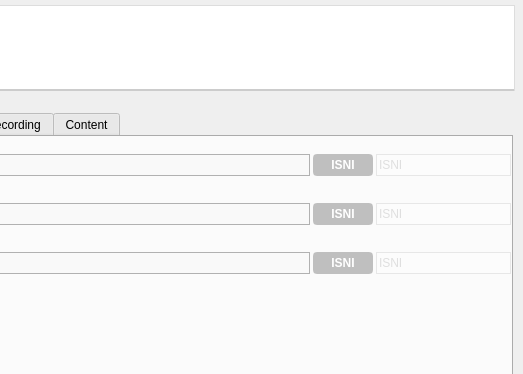
Iconoclasteinc/tgit, file resources/ui/track_page.ui: the form before one commit; both pictures show x 555 to 1078 and y 0 to 374 of the 1078 by 672 pixel window.
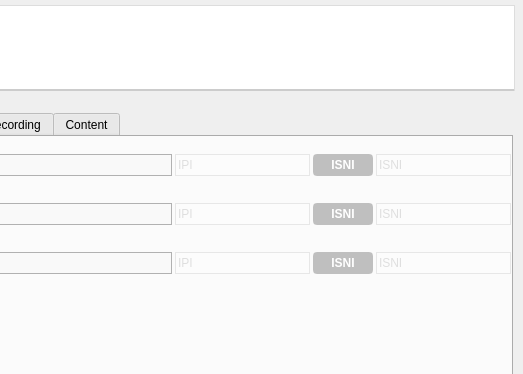
The form after the commit. Icons and pictures are not drawn. Custom widgets are drawn as their Qt base class.

Commit message: We can now tag the IPI of the lyricist, composer and publisher.

What changed in the file:
```diff
--- a/resources/ui/track_page.ui
+++ b/resources/ui/track_page.ui
@@ -650,6 +650,22 @@
              <item>
               <widget class="QLineEdit" name="_lyricist"/>
              </item>
+             <item>
+              <widget class="QLineEdit" name="_lyricist_ipi">
+               <property name="enabled">
+                <bool>false</bool>
+               </property>
+               <property name="maximumSize">
+                <size>
+                 <width>135</width>
+                 <height>16777215</height>
+                </size>
+               </property>
+               <property name="placeholderText">
+                <string>IPI</string>
+               </property>
+              </widget>
+             </item>
              <item>
               <widget class="QToolButton" name="_lyricist_isni_actions_button">
                <property name="minimumSize">
@@ -721,6 +737,22 @@
              <item>
               <widget class="QLineEdit" name="_composer"/>
              </item>
+             <item>
+              <widget class="QLineEdit" name="_composer_ipi">
+               <property name="enabled">
+                <bool>false</bool>
+               </property>
+               <property name="maximumSize">
+                <size>
+                 <width>135</width>
+                 <height>16777215</height>
+                </size>
+               </property>
+               <property name="placeholderText">
+                <string>IPI</string>
+               </property>
+              </widget>
+             </item>
              <item>
               <widget class="QToolButton" name="_composer_isni_actions_button">
                <property name="minimumSize">
@@ -792,6 +824,22 @@
              <item>
               <widget class="QLineEdit" name="_publisher"/>
              </item>
+             <item>
+              <widget class="QLineEdit" name="_publisher_ipi">
+               <property name="enabled">
+                <bool>false</bool>
+               </property>
+               <property name="maximumSize">
+                <size>
+                 <width>135</width>
+                 <height>16777215</height>
+                </size>
+               </property>
+               <property name="placeholderText">
+                <string>IPI</string>
+               </property>
+              </widget>
+             </item>
              <item>
               <widget class="QToolButton" name="_publisher_isni_actions_button">
                <property name="minimumSize">
```
The commit also changes 18 other files.
